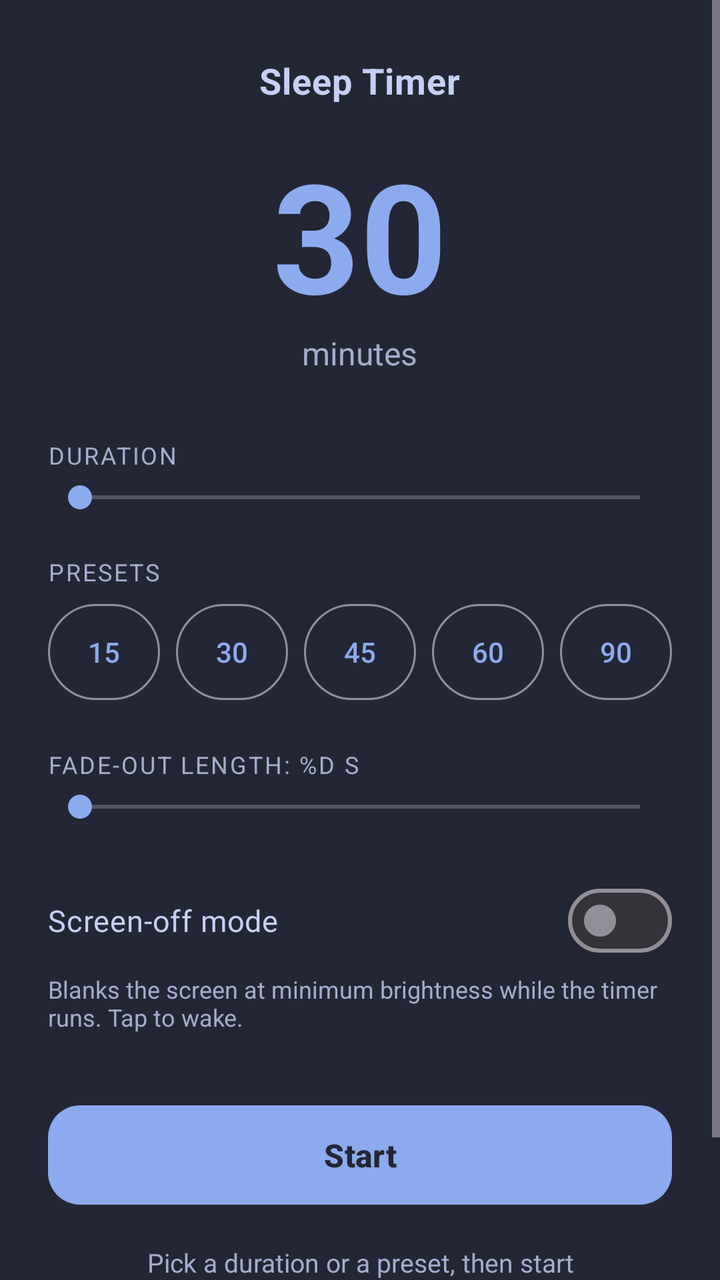
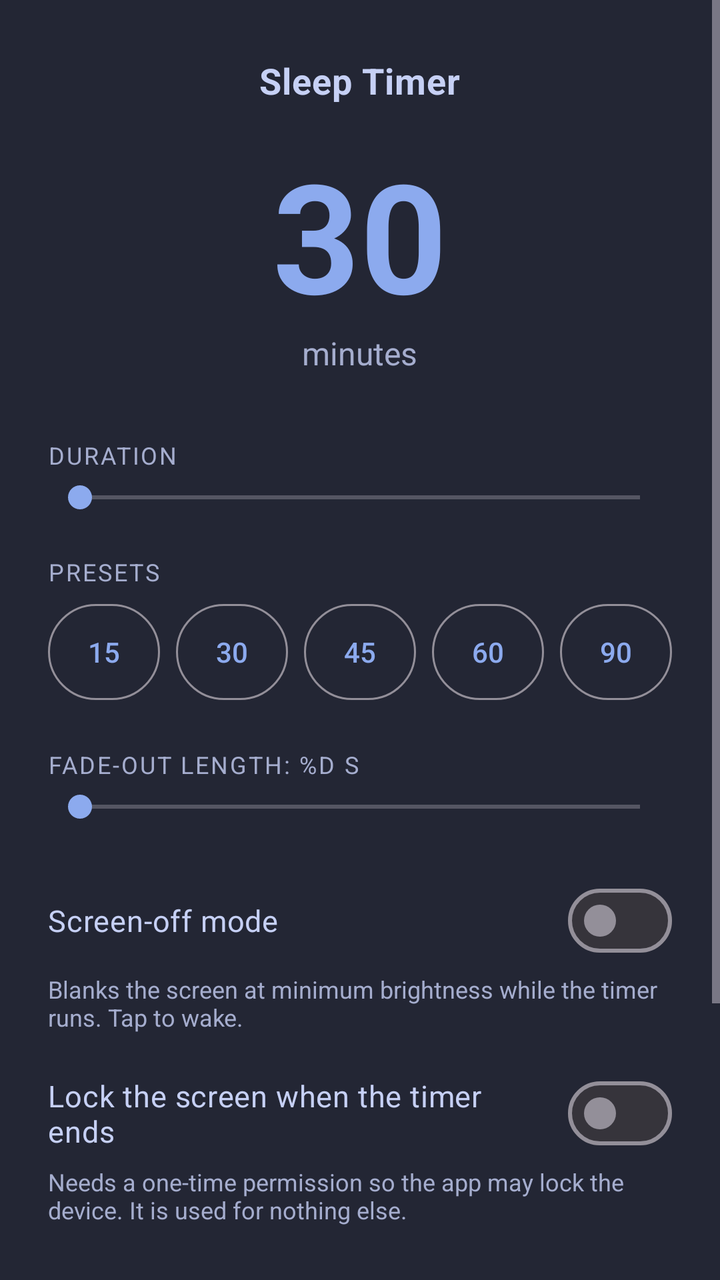

Compare the two renders of this Android layout. The source of the first and the diff that turns it into the second are given below.
<!-- AndroidManifest.xml: application theme Theme.SleepTimer -->
<!-- res/layout/activity_main.xml -->
<?xml version="1.0" encoding="utf-8"?>
<ScrollView xmlns:android="http://schemas.android.com/apk/res/android"
    xmlns:app="http://schemas.android.com/apk/res-auto"
    android:layout_width="match_parent"
    android:layout_height="match_parent"
    android:fillViewport="true">

    <LinearLayout
        android:layout_width="match_parent"
        android:layout_height="wrap_content"
        android:orientation="vertical"
        android:gravity="center_horizontal"
        android:paddingHorizontal="24dp"
        android:paddingVertical="28dp">

        <TextView
            android:layout_width="wrap_content"
            android:layout_height="wrap_content"
            android:text="@string/app_name"
            android:textColor="@color/on_bg"
            android:textSize="18sp"
            android:textStyle="bold"
            android:letterSpacing="0.02" />

        
        <TextView
            android:id="@+id/bigTime"
            android:layout_width="wrap_content"
            android:layout_height="wrap_content"
            android:layout_marginTop="24dp"
            android:text="30"
            android:textColor="@color/accent"
            android:textSize="76sp"
            android:textStyle="bold"
            android:includeFontPadding="false" />

        <TextView
            android:id="@+id/minutesLabel"
            android:layout_width="wrap_content"
            android:layout_height="wrap_content"
            android:text="@string/minutes"
            android:textColor="@color/on_bg_dim"
            android:textSize="16sp" />

        
        <TextView
            android:layout_width="match_parent"
            android:layout_height="wrap_content"
            android:layout_marginTop="32dp"
            android:text="@string/duration_heading"
            android:textAllCaps="true"
            android:textColor="@color/on_bg_dim"
            android:textSize="12sp"
            android:letterSpacing="0.08" />

        <SeekBar
            android:id="@+id/seekMinutes"
            android:layout_width="match_parent"
            android:layout_height="wrap_content"
            android:layout_marginTop="4dp" />

        
        <TextView
            android:layout_width="match_parent"
            android:layout_height="wrap_content"
            android:layout_marginTop="20dp"
            android:text="@string/presets_heading"
            android:textAllCaps="true"
            android:textColor="@color/on_bg_dim"
            android:textSize="12sp"
            android:letterSpacing="0.08" />

        <LinearLayout
            android:layout_width="match_parent"
            android:layout_height="wrap_content"
            android:layout_marginTop="8dp"
            android:orientation="horizontal"
            android:baselineAligned="false">

            <com.google.android.material.button.MaterialButton
                android:id="@+id/preset15"
                style="@style/Widget.Material3.Button.OutlinedButton"
                android:layout_width="0dp"
                android:layout_height="wrap_content"
                android:layout_weight="1"
                android:layout_marginEnd="4dp"
                android:insetTop="0dp"
                android:insetBottom="0dp"
                android:paddingHorizontal="0dp"
                android:minWidth="0dp"
                android:text="15" />

            <com.google.android.material.button.MaterialButton
                android:id="@+id/preset30"
                style="@style/Widget.Material3.Button.OutlinedButton"
                android:layout_width="0dp"
                android:layout_height="wrap_content"
                android:layout_weight="1"
                android:layout_marginHorizontal="4dp"
                android:insetTop="0dp"
                android:insetBottom="0dp"
                android:paddingHorizontal="0dp"
                android:minWidth="0dp"
                android:text="30" />

            <com.google.android.material.button.MaterialButton
                android:id="@+id/preset45"
                style="@style/Widget.Material3.Button.OutlinedButton"
                android:layout_width="0dp"
                android:layout_height="wrap_content"
                android:layout_weight="1"
                android:layout_marginHorizontal="4dp"
                android:insetTop="0dp"
                android:insetBottom="0dp"
                android:paddingHorizontal="0dp"
                android:minWidth="0dp"
                android:text="45" />

            <com.google.android.material.button.MaterialButton
                android:id="@+id/preset60"
                style="@style/Widget.Material3.Button.OutlinedButton"
                android:layout_width="0dp"
                android:layout_height="wrap_content"
                android:layout_weight="1"
                android:layout_marginHorizontal="4dp"
                android:insetTop="0dp"
                android:insetBottom="0dp"
                android:paddingHorizontal="0dp"
                android:minWidth="0dp"
                android:text="60" />

            <com.google.android.material.button.MaterialButton
                android:id="@+id/preset90"
                style="@style/Widget.Material3.Button.OutlinedButton"
                android:layout_width="0dp"
                android:layout_height="wrap_content"
                android:layout_weight="1"
                android:layout_marginStart="4dp"
                android:insetTop="0dp"
                android:insetBottom="0dp"
                android:paddingHorizontal="0dp"
                android:minWidth="0dp"
                android:text="90" />
        </LinearLayout>

        
        <TextView
            android:id="@+id/fadeLabel"
            android:layout_width="match_parent"
            android:layout_height="wrap_content"
            android:layout_marginTop="24dp"
            android:text="@string/fade_label"
            android:textAllCaps="true"
            android:textColor="@color/on_bg_dim"
            android:textSize="12sp"
            android:letterSpacing="0.08" />

        <SeekBar
            android:id="@+id/seekFade"
            android:layout_width="match_parent"
            android:layout_height="wrap_content"
            android:layout_marginTop="4dp" />

        
        <com.google.android.material.materialswitch.MaterialSwitch
            android:id="@+id/switchScreenOff"
            android:layout_width="match_parent"
            android:layout_height="wrap_content"
            android:layout_marginTop="24dp"
            android:minHeight="48dp"
            android:text="@string/screen_off_label"
            android:textColor="@color/on_bg"
            android:textSize="15sp" />

        <TextView
            android:layout_width="match_parent"
            android:layout_height="wrap_content"
            android:layout_marginTop="2dp"
            android:text="@string/screen_off_hint"
            android:textColor="@color/on_bg_dim"
            android:textSize="12sp" />

        
        <com.google.android.material.button.MaterialButton
            android:id="@+id/startStop"
            android:layout_width="match_parent"
            android:layout_height="wrap_content"
            android:layout_marginTop="32dp"
            android:paddingVertical="14dp"
            android:text="@string/start"
            android:textSize="16sp"
            android:textStyle="bold"
            app:cornerRadius="16dp" />

        <TextView
            android:id="@+id/status"
            android:layout_width="match_parent"
            android:layout_height="wrap_content"
            android:layout_marginTop="16dp"
            android:gravity="center"
            android:text="@string/status_idle"
            android:textColor="@color/on_bg_dim"
            android:textSize="13sp" />

        <TextView
            android:id="@+id/credit"
            android:layout_width="match_parent"
            android:layout_height="wrap_content"
            android:layout_marginTop="20dp"
            android:gravity="center"
            android:padding="8dp"
            android:background="?attr/selectableItemBackgroundBorderless"
            android:clickable="true"
            android:focusable="true"
            android:text="@string/credit"
            android:textColor="@color/on_bg_dim"
            android:textSize="12sp"
            android:alpha="0.7" />

    </LinearLayout>
</ScrollView>
<!-- resources referenced by this layout -->
<resources>
  <color name="accent">#8caaee</color>
  <color name="on_bg">#c6d0f5</color>
  <color name="on_bg_dim">#a5adce</color>
  <string name="app_name">Sleep Timer</string>
  <string name="credit">QuaternionDev · v%1$s</string>
  <string name="duration_heading">Duration</string>
  <string name="fade_label">Fade-out length: %d s</string>
  <string name="minutes">minutes</string>
  <string name="presets_heading">Presets</string>
  <string name="screen_off_hint">Blanks the screen at minimum brightness while the timer runs. Tap to wake.</string>
  <string name="screen_off_label">Screen-off mode</string>
  <string name="start">Start</string>
  <string name="status_idle">Pick a duration or a preset, then start</string>
  <style name="Theme.SleepTimer" parent="Theme.Material3.Dark.NoActionBar">
          <item name="colorPrimary">@color/accent</item>
          <item name="colorOnPrimary">@color/accent_on</item>
          <item name="colorSecondary">@color/accent</item>
          <item name="android:colorBackground">@color/bg</item>
          <item name="colorSurface">@color/surface</item>
          <item name="colorSurfaceVariant">@color/surface_variant</item>
          <item name="colorOnSurface">@color/on_bg</item>
          <item name="colorOnSurfaceVariant">@color/on_bg_dim</item>
          <item name="android:windowBackground">@color/bg</item>
          <item name="android:statusBarColor">@color/bg</item>
          <item name="android:navigationBarColor">@color/bg</item>
      </style>
  <color name="accent_on">#232634</color>
  <color name="bg">#232634</color>
  <color name="surface">#2b2f40</color>
  <color name="surface_variant">#353a4f</color>
</resources>

<!-- the commit's change to res/layout/activity_main.xml (unified diff, before → after) -->
@@ -181,6 +181,25 @@
             android:textSize="12sp" />
 
         
+        <com.google.android.material.materialswitch.MaterialSwitch
+            android:id="@+id/switchLock"
+            android:layout_width="match_parent"
+            android:layout_height="wrap_content"
+            android:layout_marginTop="16dp"
+            android:minHeight="48dp"
+            android:text="@string/lock_screen_label"
+            android:textColor="@color/on_bg"
+            android:textSize="15sp" />
+
+        <TextView
+            android:layout_width="match_parent"
+            android:layout_height="wrap_content"
+            android:layout_marginTop="2dp"
+            android:text="@string/lock_screen_hint"
+            android:textColor="@color/on_bg_dim"
+            android:textSize="12sp" />
+
+        
         <com.google.android.material.button.MaterialButton
             android:id="@+id/startStop"
             android:layout_width="match_parent"
<!-- resource entries referenced after the edit -->
@@ -4,9 +4,11 @@
   <color name="on_bg">#c6d0f5</color>
   <color name="on_bg_dim">#a5adce</color>
   <string name="app_name">Sleep Timer</string>
-  <string name="credit">QuaternionDev · v%1$s</string>
+  <string name="credit">Made by QuaternionDev · v%1$s</string>
   <string name="duration_heading">Duration</string>
   <string name="fade_label">Fade-out length: %d s</string>
+  <string name="lock_screen_hint">Needs a one-time permission so the app may lock the device. It is used for nothing else.</string>
+  <string name="lock_screen_label">Lock the screen when the timer ends</string>
   <string name="minutes">minutes</string>
   <string name="presets_heading">Presets</string>
   <string name="screen_off_hint">Blanks the screen at minimum brightness while the timer runs. Tap to wake.</string>
